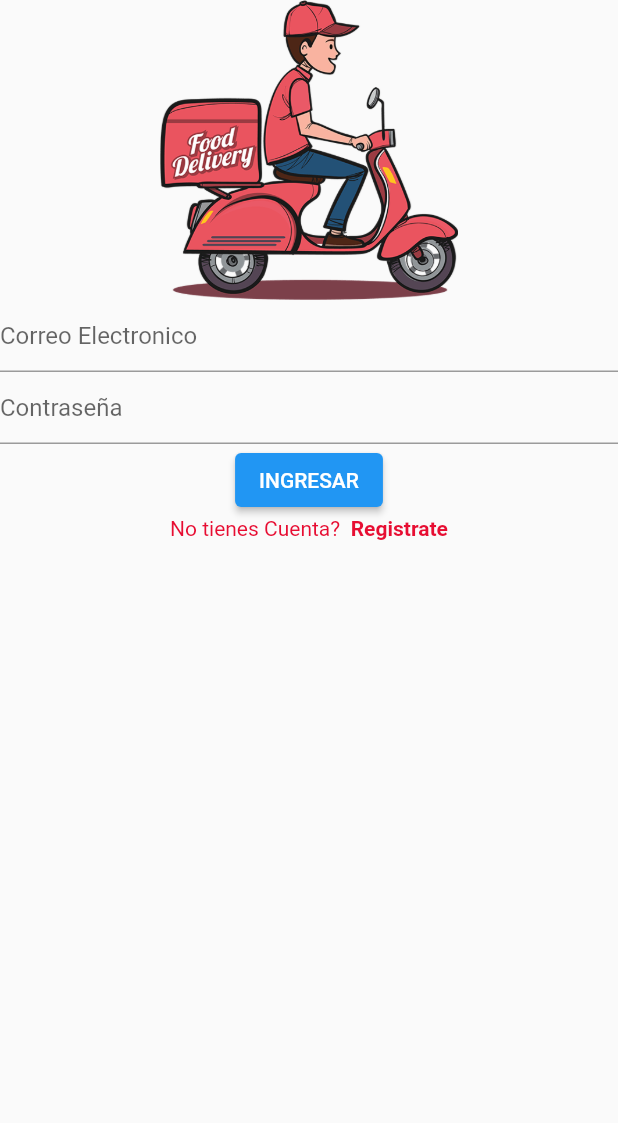
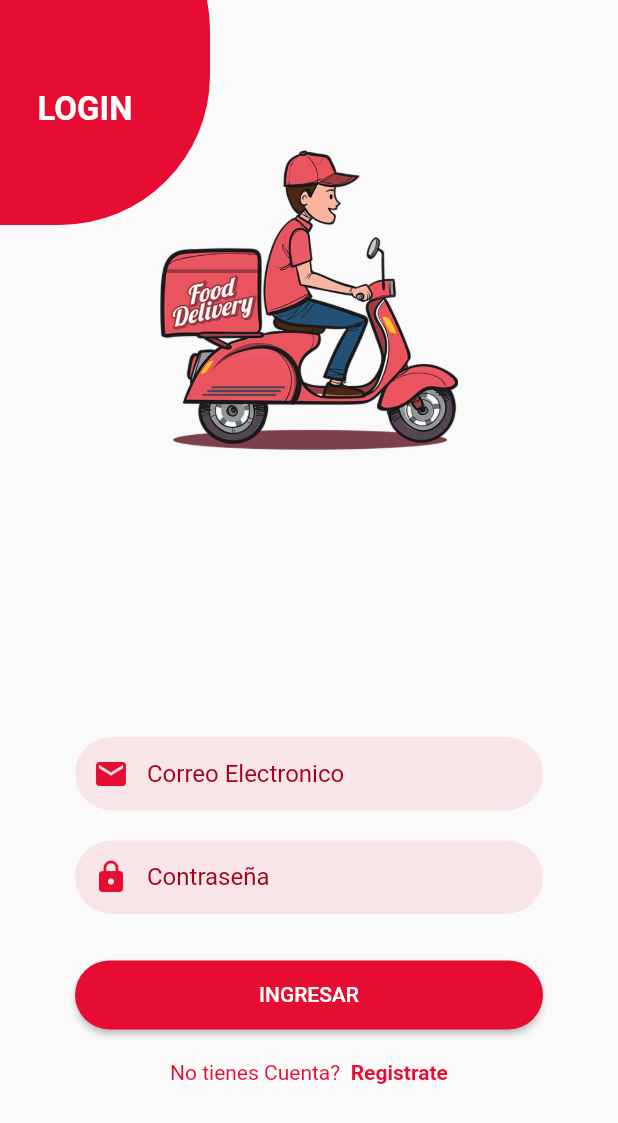
Before and after one commit to Nicodav28/DeliveryAppFlutter, a Flutter app: the screen it shows after launch, on a phone screen of 412 x 824 dp. Shown: the top 1123 px of the screen. Run offline on Flutter 3.47's test engine with Material 2 defaults, Android fonts, the phone set to English and light mode, and no system bars.

Commit message:
Agrega modificaciones de estilos de interfaz de inicio de sesión

```diff
--- a/delivery_app/lib/src/login/login_page.dart
+++ b/delivery_app/lib/src/login/login_page.dart
@@ -15,28 +15,133 @@ class _LoginPageState extends State<LoginPage> {
     return Scaffold(
       body: Container(
         width: double.infinity,
-        child: Column(
+        child: Stack(
           children: [
-            Image.asset(
+            Positioned(
+                top: -80,
+                left: -100,
+                child: _circleLoginSvg()
+            ),
+            Positioned(
+                top: 60,
+                left: 25,
+                child: _loginText()
+            ),
+            Column(
+              children: [
+                _imageBanner(context),
+                _emailTextField(),
+                _passTextField(),
+                _loginButton(),
+                _rowElement()
+              ]
+            ),
+          ],
+        ),
+      ),
+    );
+  }
+}
+
+Widget _circleLoginSvg(){
+  return Container(
+    width: 240,
+    height: 230,
+    decoration: BoxDecoration(
+        borderRadius: BorderRadius.circular(100),
+        color: MyColors.primaryColor
+    ),
+  );
+}
+
+Widget _imageBanner(BuildContext context) {
+
+  return Container(
+    margin: EdgeInsets.only(
+        top: 100,
+        bottom: MediaQuery.of(context).size.height * 0.22
+    ),
+    child: Image.asset(
       'assets/img/delivery.png',
       width: 200,
       height: 200,
     ),
-            const TextField(
+  );
+}
+
+Widget _emailTextField(){
+  return Container(
+    margin: EdgeInsets.symmetric(horizontal: 50, vertical: 10),
+    decoration: BoxDecoration(
+      color: MyColors.primaryOpacityColor,
+          borderRadius: BorderRadius.circular(30)
+    ),
+    child: TextField(
       decoration: InputDecoration(
-                hintText: 'Correo Electronico'
+          hintText: 'Correo Electronico',
+          border: InputBorder.none,
+          contentPadding: EdgeInsets.all(15),
+          prefixIcon: Icon(Icons.email, color: MyColors.primaryColor),
+          hintStyle: TextStyle(
+            color: MyColors.primaryColorDark
           ),
       ),
-            const TextField(
+    ),
+  );
+}
+
+Widget _passTextField(){
+  return Container(
+    margin: EdgeInsets.symmetric(horizontal: 50, vertical: 10),
+    decoration: BoxDecoration(
+        color: MyColors.primaryOpacityColor,
+        borderRadius: BorderRadius.circular(30)
+    ),
+    child: TextField(
       decoration: InputDecoration(
-                  hintText: 'Contraseña'
+        hintText: 'Contraseña',
+        border: InputBorder.none,
+        contentPadding: EdgeInsets.all(15),
+        prefixIcon: Icon(Icons.lock, color: MyColors.primaryColor),
+        hintStyle: TextStyle(
+            color: MyColors.primaryColorDark
         ),
       ),
-            ElevatedButton(
+    ),
+  );
+}
+
+Widget _loginButton(){
+  return Container(
+    width: double.infinity,
+    margin: const EdgeInsets.symmetric(horizontal: 50, vertical: 20),
+    child: ElevatedButton(
         onPressed: () {},
-                child: Text('INGRESAR')
+        child: Text('INGRESAR'),
+        style: ElevatedButton.styleFrom(
+          primary: MyColors.primaryColor,
+          shape: RoundedRectangleBorder(
+            borderRadius: BorderRadius.circular(30)
           ),
-            Row(
+          padding: EdgeInsets.symmetric(vertical: 15)
+        ),
+    ),
+  );
+}
+
+Widget _loginText(){
+  return Text(
+      'LOGIN',
+    style: TextStyle(
+      color: Colors.white,
+      fontWeight: FontWeight.bold,
+      fontSize: 22
+    ),
+  );
+}
+
+Widget _rowElement(){
+  return Row(
     mainAxisAlignment: MainAxisAlignment.center,
     children: [
       Text(
@@ -54,10 +159,5 @@ class _LoginPageState extends State<LoginPage> {
           )
       )
     ],
-            )
-          ]
-        ),
-      ),
   );
 }
-}
--- a/delivery_app/lib/src/utils/my_colors.dart
+++ b/delivery_app/lib/src/utils/my_colors.dart
@@ -1,4 +1,6 @@
 import 'package:flutter/material.dart';
 class MyColors{
   static Color primaryColor =  Color(0xFFE70D32);
+  static Color primaryColorDark =  Color(0xFFA7001C);
+  static Color primaryOpacityColor = Color.fromRGBO(231, 13, 50, 0.09);
 }
```
Lines whose indentation alone changed are shown as unchanged.
